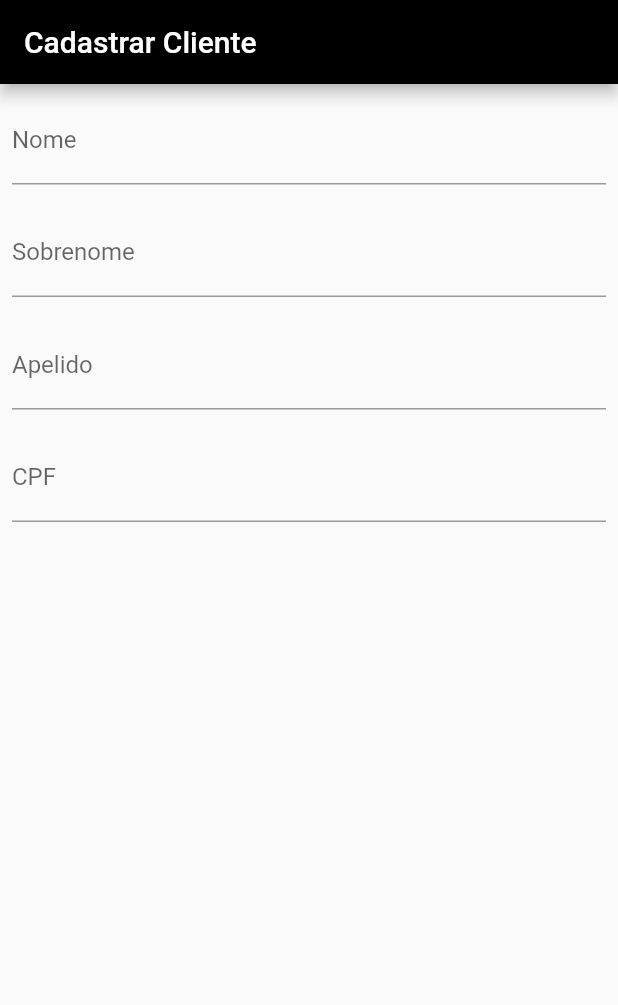
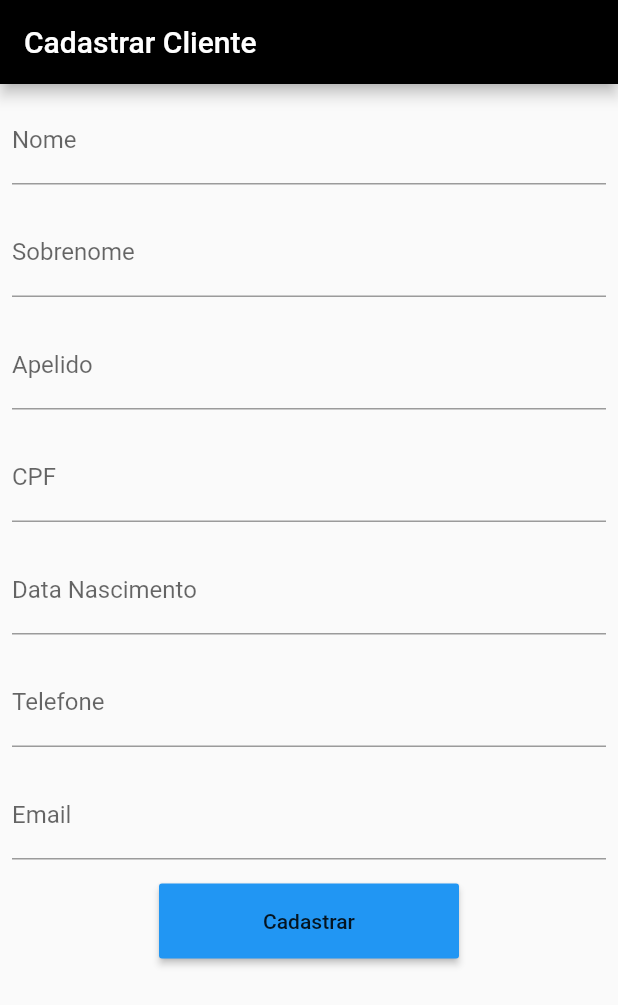
Before and after one commit to dieinimymaganha/GalleryShop, a Flutter app: the screen it shows after launch, on a phone screen of 412 x 824 dp. Shown: the top 1005 px of the screen. Run offline on Flutter 3.47's test engine with Material 2 defaults, Android fonts, the phone set to English and light mode, and no system bars; our stand-ins replace flutter_masked_text.

Commit message:
Finalizando tela e incluindo botão de cadastrar

```diff
--- a/frontend/galleryshop/lib/screens/FormCreateNewClient.dart
+++ b/frontend/galleryshop/lib/screens/FormCreateNewClient.dart
@@ -11,6 +11,13 @@ const _tipFieldLastName = 'Digite o Sobrenome';
 const _labelFieldNickname = 'Apelido';
 const _tipFieldNickname = 'Digite o apelido';
 const _labelFieldCpf = 'CPF';
+const _tipFieldCpf = '000.000.000-00';
+const _labelFieldBirhDate = 'Data Nascimento';
+const _tipFieldBirhdate = '00/00/0000';
+const _labelFieldPhoneNumber = 'Telefone';
+const _tipFieldPhoneNumber = '(000) 00000-0000';
+const _labelFieldEmail = 'Email';
+const _tipFieldEmail = 'Digite o e-mail';
 
 class FormCreateNewClient extends StatefulWidget {
   @override
@@ -23,9 +30,14 @@ class _FormCreateNewClientState extends State<FormCreateNewClient> {
       TextEditingController();
   final TextEditingController _controllerFieldNickname =
       TextEditingController();
-  final TextEditingController _controllerFieldCpf = TextEditingController();
   final MaskedTextController _controllerMaskFieldCpf =
-      new MaskedTextController(mask: '000.000.000-78');
+      new MaskedTextController(mask: '000.000.000-00');
+
+  final MaskedTextController _controllerMaskFieldPhoneNumber =
+      new MaskedTextController(mask: '(000) 00000-0000');
+  final MaskedTextController _controllerMaskFieldBirthDate =
+      new MaskedTextController(mask: '00/00/0000');
+  final TextEditingController _controllerFieldEmail = TextEditingController();
 
   @override
   Widget build(BuildContext context) {
@@ -56,10 +68,41 @@ class _FormCreateNewClientState extends State<FormCreateNewClient> {
             ),
             Editor(
               controller: _controllerMaskFieldCpf,
+              tip: _tipFieldCpf,
               label: _labelFieldCpf,
               textInputType: TextInputType.number,
             ),
+            Editor(
+              controller: _controllerMaskFieldBirthDate,
+              tip: _tipFieldBirhdate,
+              label: _labelFieldBirhDate,
+              textInputType: TextInputType.number,
+            ),
+            Editor(
+              controller: _controllerMaskFieldPhoneNumber,
+              tip: _tipFieldPhoneNumber,
+              label: _labelFieldPhoneNumber,
+              textInputType: TextInputType.number,
+            ),
+            Editor(
+              controller: _controllerFieldName,
+              tip: _tipFieldEmail,
+              label: _labelFieldEmail,
+              textInputType: TextInputType.emailAddress,
+            ),
+            Padding(
+              padding: const EdgeInsets.only(top: 8.0),
+              child: ButtonTheme(
+                minWidth: 200.0,
+                height: 50.0,
+                child: RaisedButton(
+                  onPressed: () {  },
+                  child: Text('Cadastrar'),
+                ),
+              ),
+            )
           ],
+
         ),
       ),
     );
```
